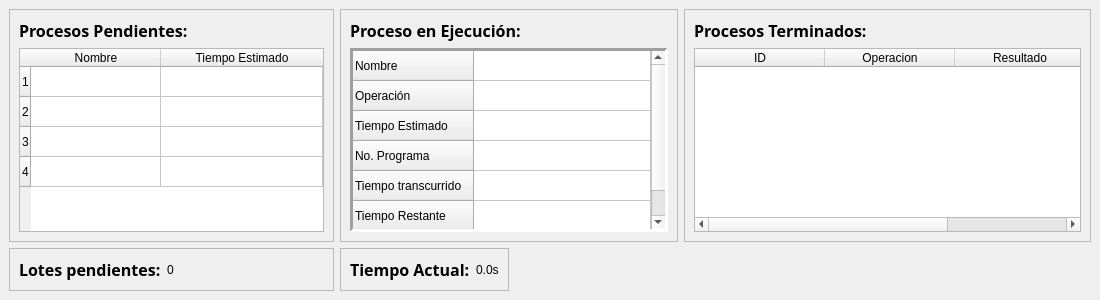
First picture: the form in src/MainWindow.ui, repository angel-lopez9177/Proyecto_SO, before the edit.
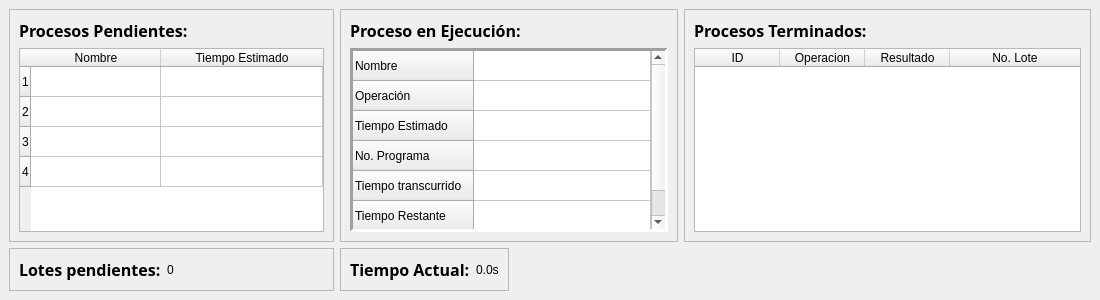
Second picture: the form after the edit.

Commit message: Arregla UI para que visualice el numero de lote

```diff
--- a/src/MainWindow.ui
+++ b/src/MainWindow.ui
@@ -432,6 +432,12 @@
            <verstretch>0</verstretch>
           </sizepolicy>
          </property>
+         <property name="maximumSize">
+          <size>
+           <width>401</width>
+           <height>16777215</height>
+          </size>
+         </property>
          <property name="focusPolicy">
           <enum>Qt::FocusPolicy::NoFocus</enum>
          </property>
@@ -439,16 +445,16 @@
           <number>0</number>
          </property>
          <property name="columnCount">
-          <number>3</number>
+          <number>4</number>
          </property>
          <attribute name="horizontalHeaderVisible">
           <bool>true</bool>
          </attribute>
          <attribute name="horizontalHeaderMinimumSectionSize">
-          <number>120</number>
+          <number>80</number>
          </attribute>
          <attribute name="horizontalHeaderDefaultSectionSize">
-          <number>130</number>
+          <number>85</number>
          </attribute>
          <attribute name="horizontalHeaderHighlightSections">
           <bool>true</bool>
@@ -474,6 +480,11 @@
            <string>Resultado</string>
           </property>
          </column>
+         <column>
+          <property name="text">
+           <string>No. Lote</string>
+          </property>
+         </column>
         </widget>
        </item>
       </layout>
```
